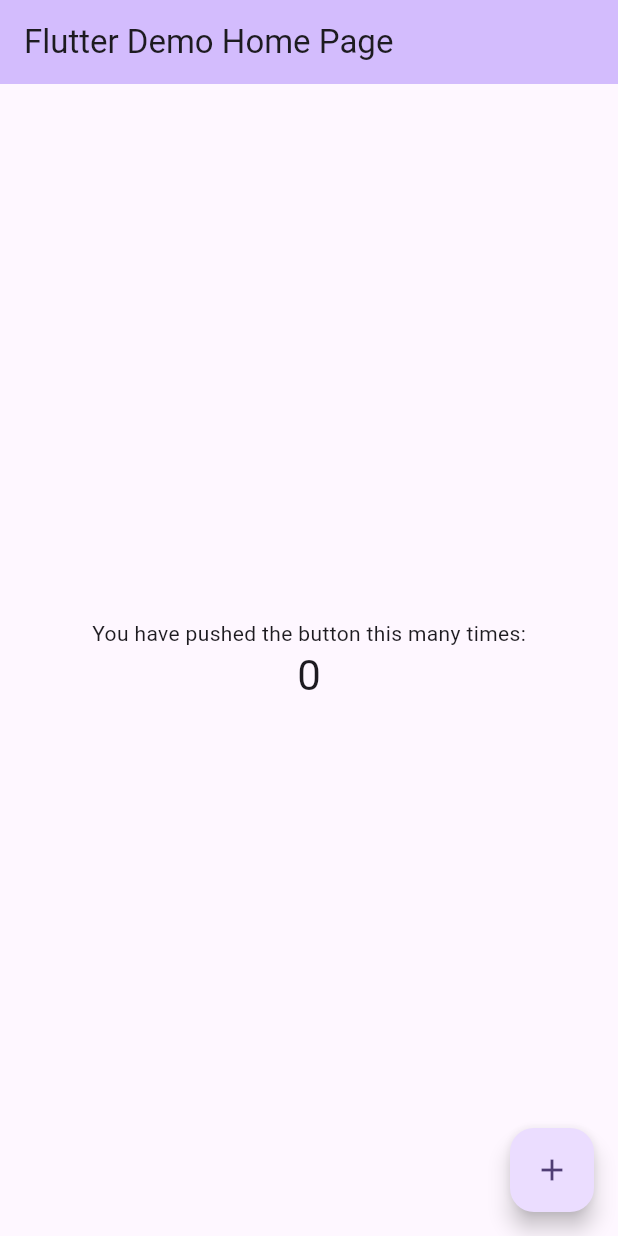
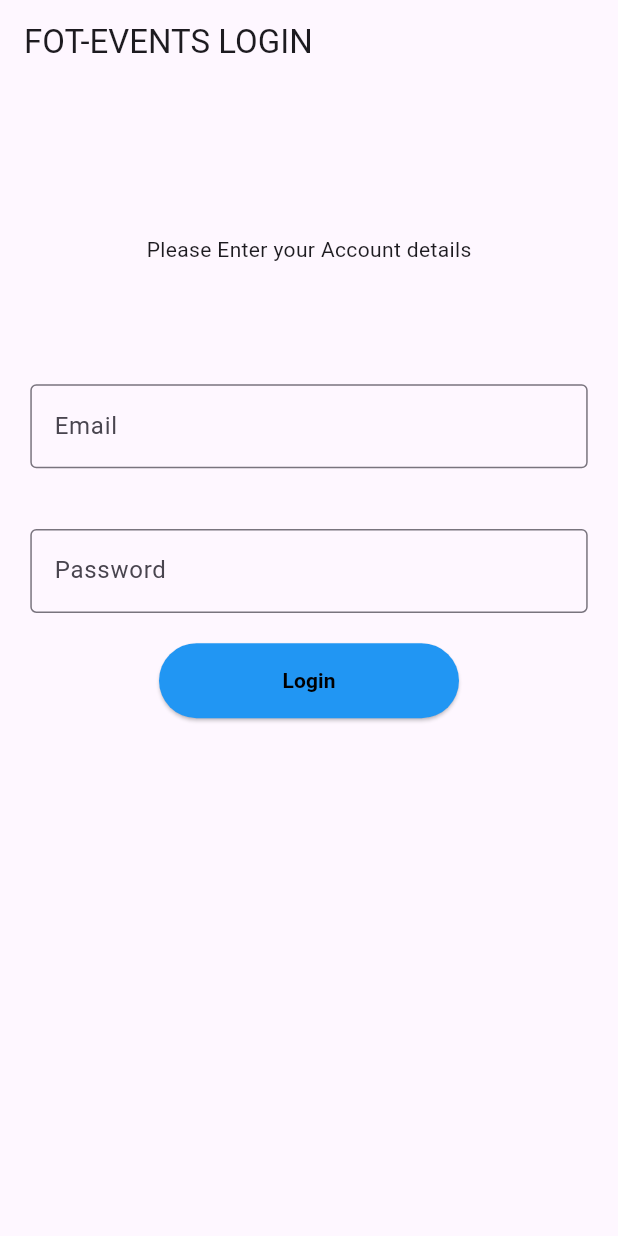
Before and after one commit to ShanNDilshan/FOT_EVENTS, a Flutter app: the screen it shows after launch, on a phone screen of 412 x 824 dp. Run offline on Flutter 3.47's test engine with Material 3 defaults, Android fonts, the light colour scheme and no system bars.

Commit message:
Interface-in-Progress

```diff
--- /dev/null
+++ b/lib/homepage.dart
@@ -0,0 +1,61 @@
+import 'package:flutter/material.dart';
+
+class HomePage extends StatefulWidget {
+  const HomePage({super.key});
+
+  @override
+  State<HomePage> createState() => _HomePageState();
+}
+
+class _HomePageState extends State<HomePage> {
+  @override
+  Widget build(BuildContext context) {
+    return Scaffold(
+      appBar: AppBar(
+        title: const Text("FOT-EVENTS LOGIN"),
+      ),
+      body: Column(
+        crossAxisAlignment: CrossAxisAlignment.center,
+        children: [
+          const SizedBox(
+            height: 100,
+          ),
+          const Center(child: Text("Please Enter your Account details")),
+          const SizedBox(
+            height: 60,
+          ),
+          const Padding(
+            padding: EdgeInsets.all(20.20),
+            child: TextField(
+              decoration: InputDecoration(
+                border: OutlineInputBorder(),
+                labelText: 'Email',
+              ),
+            ),
+          ),
+          const Padding(
+            padding: EdgeInsets.all(20.20),
+            child: TextField(
+              decoration: InputDecoration(
+                border: OutlineInputBorder(),
+                labelText: 'Password',
+              ),
+            ),
+          ),
+          ElevatedButton(
+            style: ElevatedButton.styleFrom(
+              backgroundColor: Colors.blue,
+              fixedSize: const Size(200, 50),
+            ),
+            onPressed: () {},
+            child: const Text(
+              'Login',
+              style:
+                  TextStyle(color: Colors.black, fontWeight: FontWeight.bold),
+            ),
+          ),
+        ],
+      ),
+    );
+  }
+}
--- a/lib/main.dart
+++ b/lib/main.dart
@@ -1,125 +1,22 @@
 import 'package:flutter/material.dart';
+import 'package:fot_eventsx/homepage.dart';
 
 void main() {
   runApp(const MyApp());
 }
 
-class MyApp extends StatelessWidget {
+class MyApp extends StatefulWidget {
   const MyApp({super.key});
 
-  // This widget is the root of your application.
+  @override
+  State<MyApp> createState() => _MyAppState();
+}
+
+class _MyAppState extends State<MyApp> {
   @override
   Widget build(BuildContext context) {
-    return MaterialApp(
-      title: 'Flutter Demo',
-      theme: ThemeData(
-        // This is the theme of your application.
-        //
-        // TRY THIS: Try running your application with "flutter run". You'll see
-        // the application has a purple toolbar. Then, without quitting the app,
-        // try changing the seedColor in the colorScheme below to Colors.green
-        // and then invoke "hot reload" (save your changes or press the "hot
-        // reload" button in a Flutter-supported IDE, or press "r" if you used
-        // the command line to start the app).
-        //
-        // Notice that the counter didn't reset back to zero; the application
-        // state is not lost during the reload. To reset the state, use hot
-        // restart instead.
-        //
-        // This works for code too, not just values: Most code changes can be
-        // tested with just a hot reload.
-        colorScheme: ColorScheme.fromSeed(seedColor: Colors.deepPurple),
-        useMaterial3: true,
-      ),
-      home: const MyHomePage(title: 'Flutter Demo Home Page'),
+    return const MaterialApp(
+      home: HomePage(),
     );
   }
 }
-
-class MyHomePage extends StatefulWidget {
-  const MyHomePage({super.key, required this.title});
-
-  // This widget is the home page of your application. It is stateful, meaning
-  // that it has a State object (defined below) that contains fields that affect
-  // how it looks.
-
-  // This class is the configuration for the state. It holds the values (in this
-  // case the title) provided by the parent (in this case the App widget) and
-  // used by the build method of the State. Fields in a Widget subclass are
-  // always marked "final".
-
-  final String title;
-
-  @override
-  State<MyHomePage> createState() => _MyHomePageState();
-}
-
-class _MyHomePageState extends State<MyHomePage> {
-  int _counter = 0;
-
-  void _incrementCounter() {
-    setState(() {
-      // This call to setState tells the Flutter framework that something has
-      // changed in this State, which causes it to rerun the build method below
-      // so that the display can reflect the updated values. If we changed
-      // _counter without calling setState(), then the build method would not be
-      // called again, and so nothing would appear to happen.
-      _counter++;
-    });
-  }
-
-  @override
-  Widget build(BuildContext context) {
-    // This method is rerun every time setState is called, for instance as done
-    // by the _incrementCounter method above.
-    //
-    // The Flutter framework has been optimized to make rerunning build methods
-    // fast, so that you can just rebuild anything that needs updating rather
-    // than having to individually change instances of widgets.
-    return Scaffold(
-      appBar: AppBar(
-        // TRY THIS: Try changing the color here to a specific color (to
-        // Colors.amber, perhaps?) and trigger a hot reload to see the AppBar
-        // change color while the other colors stay the same.
-        backgroundColor: Theme.of(context).colorScheme.inversePrimary,
-        // Here we take the value from the MyHomePage object that was created by
-        // the App.build method, and use it to set our appbar title.
-        title: Text(widget.title),
-      ),
-      body: Center(
-        // Center is a layout widget. It takes a single child and positions it
-        // in the middle of the parent.
-        child: Column(
-          // Column is also a layout widget. It takes a list of children and
-          // arranges them vertically. By default, it sizes itself to fit its
-          // children horizontally, and tries to be as tall as its parent.
-          //
-          // Column has various properties to control how it sizes itself and
-          // how it positions its children. Here we use mainAxisAlignment to
-          // center the children vertically; the main axis here is the vertical
-          // axis because Columns are vertical (the cross axis would be
-          // horizontal).
-          //
-          // TRY THIS: Invoke "debug painting" (choose the "Toggle Debug Paint"
-          // action in the IDE, or press "p" in the console), to see the
-          // wireframe for each widget.
-          mainAxisAlignment: MainAxisAlignment.center,
-          children: <Widget>[
-            const Text(
-              'You have pushed the button this many times:',
-            ),
-            Text(
-              '$_counter',
-              style: Theme.of(context).textTheme.headlineMedium,
-            ),
-          ],
-        ),
-      ),
-      floatingActionButton: FloatingActionButton(
-        onPressed: _incrementCounter,
-        tooltip: 'Increment',
-        child: const Icon(Icons.add),
-      ), // This trailing comma makes auto-formatting nicer for build methods.
-    );
-  }
-}
--- /dev/null
+++ b/lib/orgpage.dart
@@ -0,0 +1,15 @@
+import 'package:flutter/material.dart';
+
+class OrganizationPage extends StatefulWidget {
+  const OrganizationPage({super.key});
+
+  @override
+  State<OrganizationPage> createState() => _OrganizationPageState();
+}
+
+class _OrganizationPageState extends State<OrganizationPage> {
+  @override
+  Widget build(BuildContext context) {
+    return const Placeholder();
+  }
+}
```
